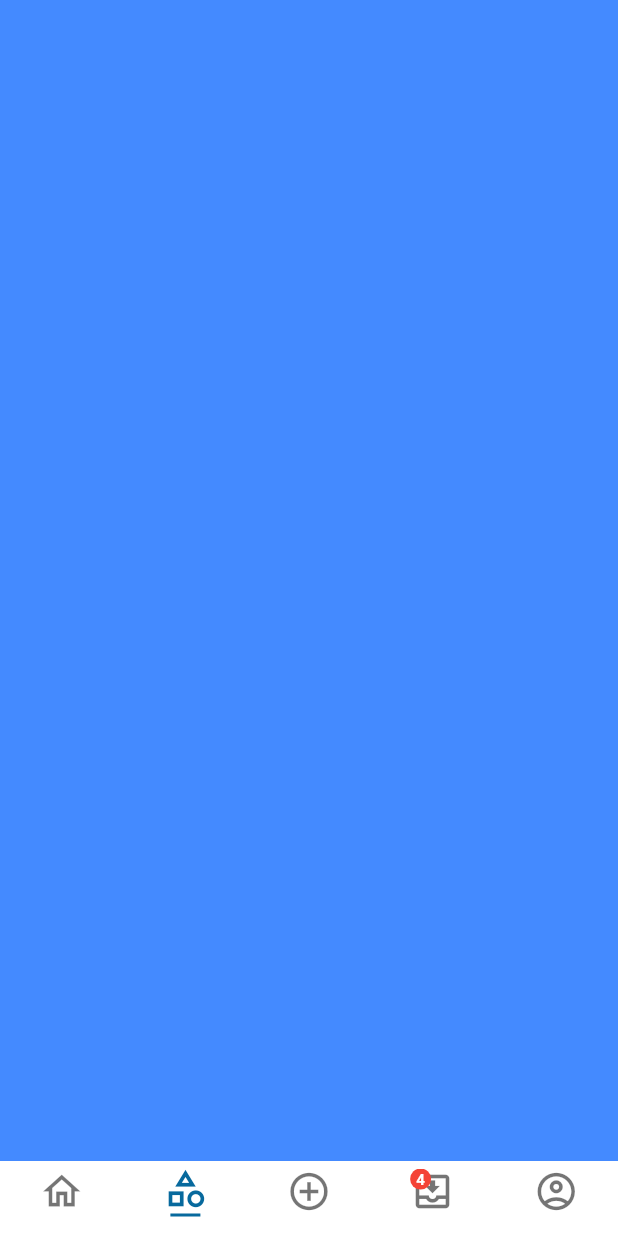
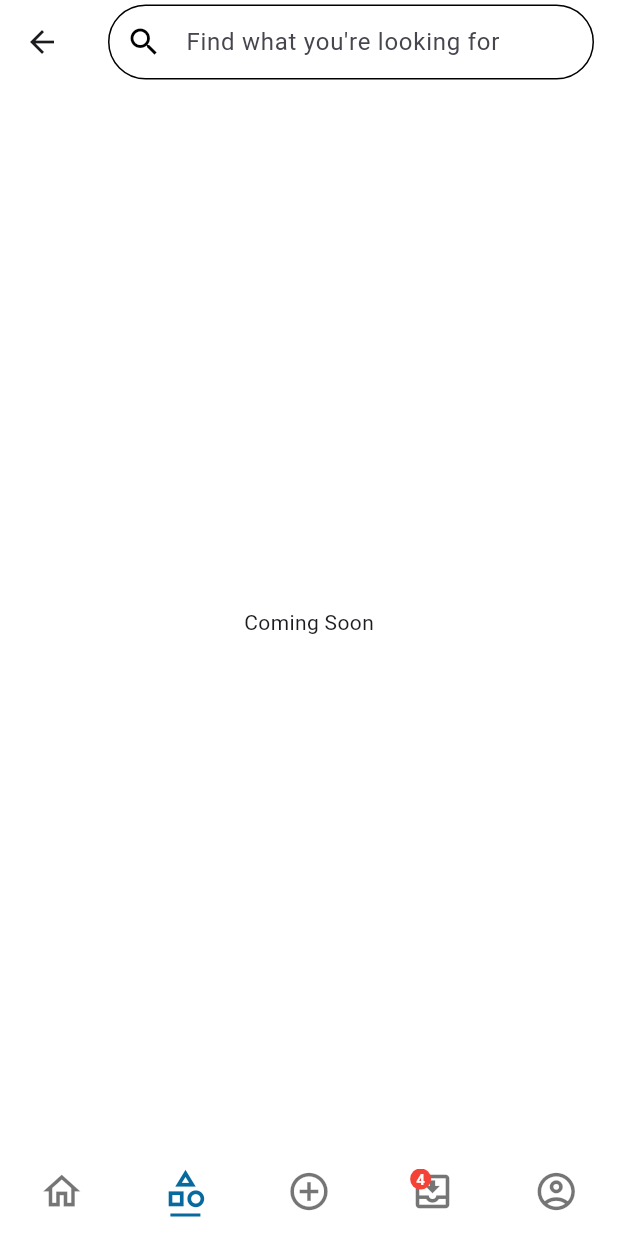
Before and after one commit to BooPassakorn/flutter_homework, a Flutter app: the NavigationBarPage screen opened by its route, item 2 of the bottom bar chosen, on a phone screen of 412 x 824 dp. Run offline on Flutter 3.47's test engine with Material 3 defaults, Android fonts, the phone set to English and light mode, and no system bars; our stand-ins replace flutter_svg, get, google_fonts, lottie.

Commit message:
create recommand_page.dart and make AppBar for TextField

```diff
--- a/lib/core/widget/navigation_bar.dart
+++ b/lib/core/widget/navigation_bar.dart
@@ -1,6 +1,7 @@
 import 'package:flutter/material.dart';
 import 'package:flutter_ui_homework/main.dart';
-import 'package:flutter_ui_homework/src/pages/profile/profile_page.dart';
+import 'package:flutter_ui_homework/src/pages/page/profile_page.dart';
+import 'package:flutter_ui_homework/src/pages/page/recommand_page.dart';
 import 'package:get/get.dart';
 
 class NavigationBarPage extends StatelessWidget {
@@ -103,7 +104,7 @@
 
   final screens = [
     MyHomePage(),
-    Container(color: Colors.blueAccent),
+    RecommandPage(),
     Container(color: Colors.red),
     Container(color: Colors.yellow),
     ProfilePage(),
--- /dev/null
+++ b/lib/src/pages/page/recommand_page.dart
@@ -0,0 +1,42 @@
+import 'package:flutter/material.dart';
+
+class RecommandPage extends StatelessWidget {
+  const RecommandPage({super.key});
+
+  @override
+  Widget build(BuildContext context) {
+    return Scaffold(
+      backgroundColor: Colors.white,
+      appBar: AppBar(
+        backgroundColor: Colors.white,
+        elevation: 0,
+        title: Container(
+          decoration: BoxDecoration(
+            color: Colors.white,
+            borderRadius: BorderRadius.circular(25),
+          ),
+          child: TextField(
+            decoration: InputDecoration(
+              hintText: "Find what you're looking for",
+              prefixIcon: Icon(Icons.search, color: Colors.black),
+              border: InputBorder.none,
+              contentPadding: EdgeInsets.symmetric(vertical: 13),
+              fillColor: Colors.white,
+              focusedBorder: OutlineInputBorder(
+                borderRadius: BorderRadius.circular(25),
+                borderSide: BorderSide(color: Colors.black),
+              ),
+              enabledBorder: OutlineInputBorder(
+                borderRadius: BorderRadius.circular(25),
+                borderSide: BorderSide(
+                  color: Colors.black
+                )
+              ),
+            ),
+          ),
+        ),
+      ),
+      body: Center(child: Text('Coming Soon')),
+    );
+  }
+}
```
Also changed, not shown: lib/src/pages/page/profile_page.dart (renamed from lib/src/pages/profile/profile_page.dart).
